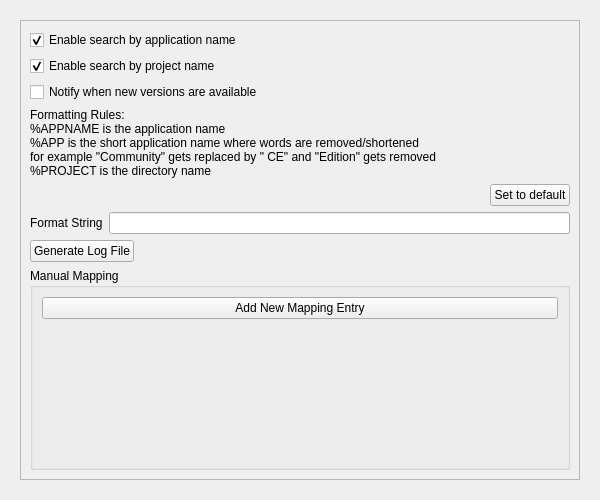
Qt form src/config/jetbrainsrunner_config.ui (alex1701c/JetBrainsRunner) before a commit.
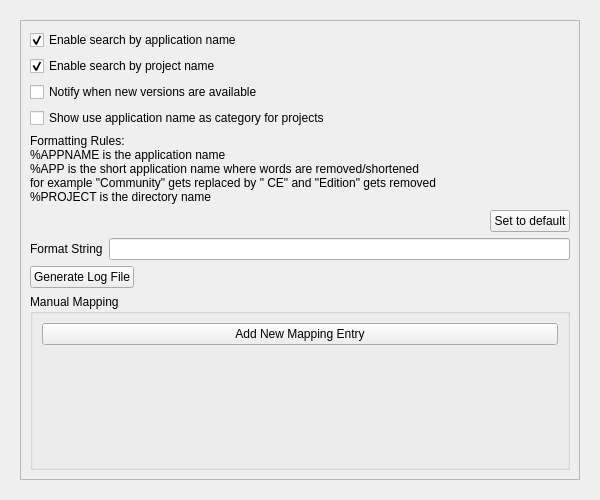
The same form after that commit.

Commit message: Add option to use appname as category

```diff
--- a/src/config/jetbrainsrunner_config.ui
+++ b/src/config/jetbrainsrunner_config.ui
@@ -89,6 +89,16 @@
               </property>
              </widget>
             </item>
+            <item>
+             <widget class="QCheckBox" name="showCategoryCheckBox">
+              <property name="toolTip">
+               <string>This is useful if you have the sameprojects in multiple applications</string>
+              </property>
+              <property name="text">
+               <string>Show use application name as category for projects</string>
+              </property>
+             </widget>
+            </item>
             <item>
              <widget class="QLabel" name="formattingRulesLabel">
               <property name="text">
```
The commit also changes 3 other files.
